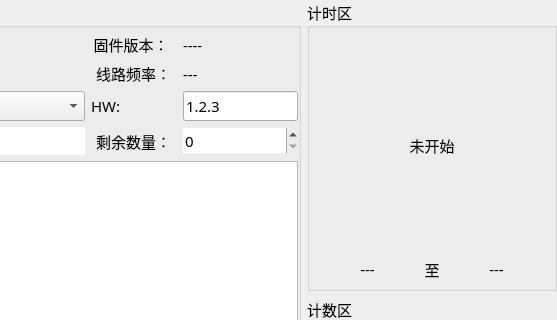
Old version of the form IMM-CalibrateTool/IMM-CalibrateTool/home/home_workwid.ui in the repository ChinaClever/ScalePoint; both pictures show x 498 to 1055 and y 0 to 320 of the 1055 by 447 pixel window.
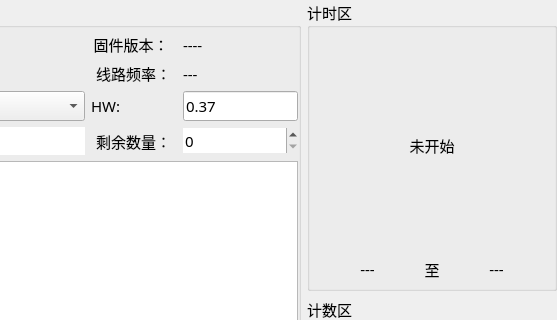
New version of the form.

Commit message: 更改hw默认显示

What changed in the file:
```diff
--- a/IMM-CalibrateTool/IMM-CalibrateTool/home/home_workwid.ui
+++ b/IMM-CalibrateTool/IMM-CalibrateTool/home/home_workwid.ui
@@ -346,7 +346,7 @@
       <item row="2" column="4">
        <widget class="QLineEdit" name="hwEdit">
         <property name="text">
-         <string>1.2.3</string>
+         <string>0.37</string>
         </property>
        </widget>
       </item>
```
The commit also changes 1 other file.
